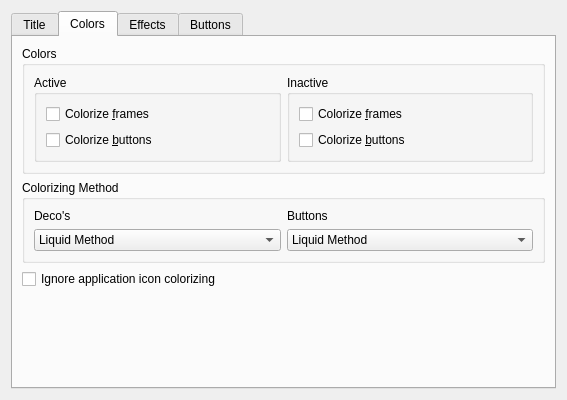
First picture: the form in client/config/configdialog.ui, repository KDE/dekorator, before the edit.
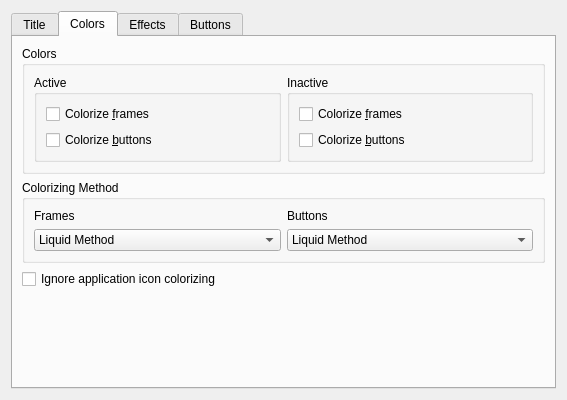
Second picture: the form after the edit. The open tabs and pages were chosen to show the change. Custom widgets are drawn as their Qt base class.

Commit message:
SVN_SILENT Deco's -> Frames
Alexander, I didn't even know that translations are provided for
deKorator :)

```diff
--- a/client/config/configdialog.ui
+++ b/client/config/configdialog.ui
@@ -394,7 +394,7 @@
             <item>
              <widget class="QLabel" name="textLabel2_4">
               <property name="text">
-               <string>Deco's</string>
+               <string>Frames</string>
               </property>
               <property name="wordWrap">
                <bool>false</bool>
```
